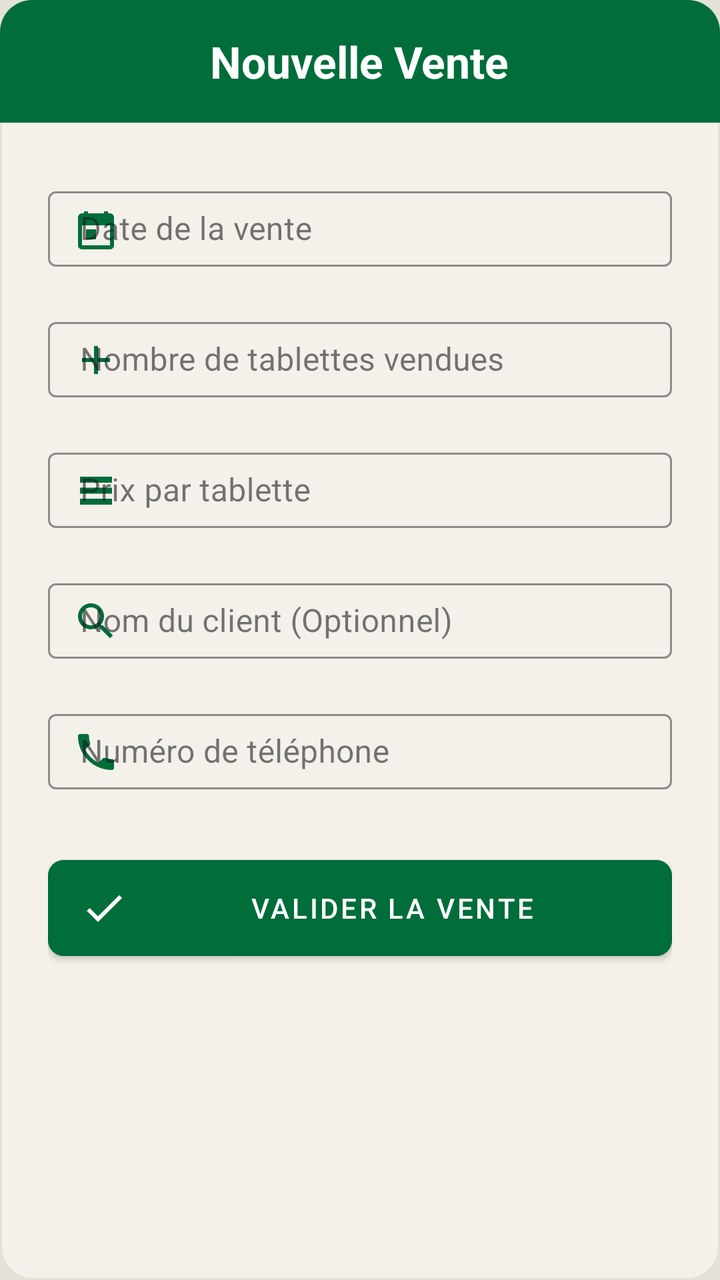
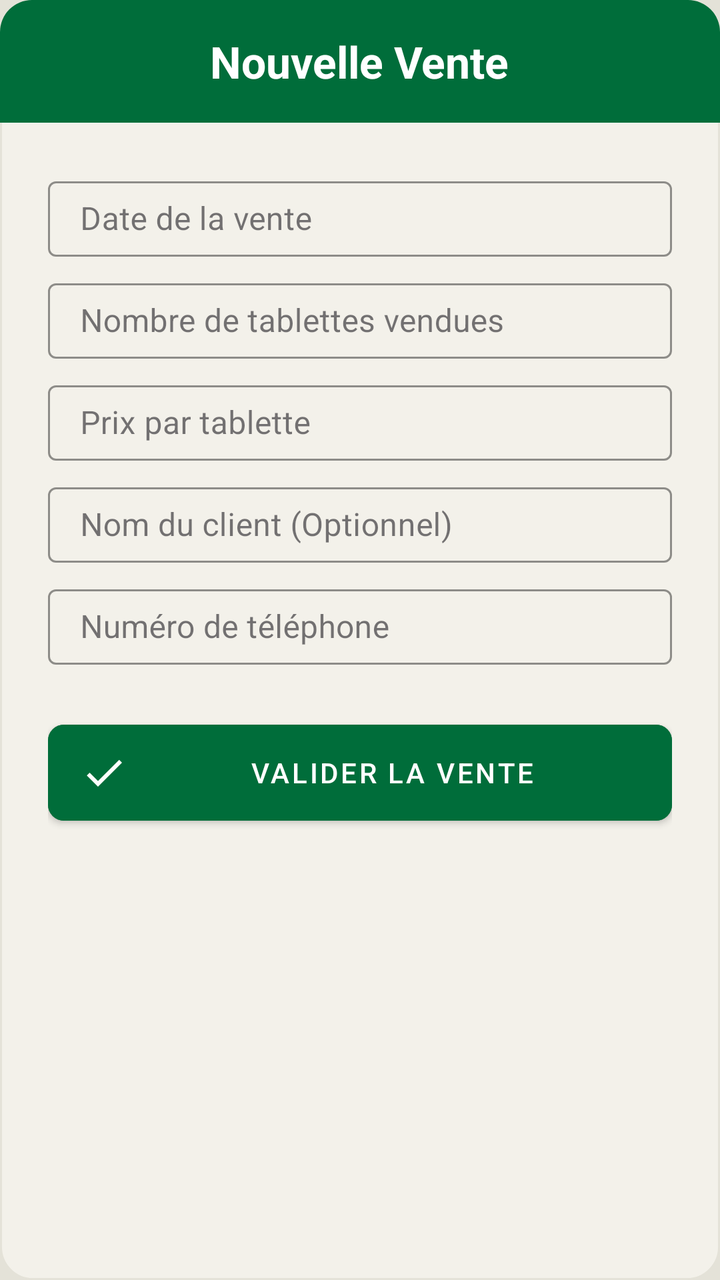

Compare the two renders of this Android layout. The source of the first and the diff that turns it into the second are given below.
<!-- AndroidManifest.xml: application theme Theme.Poulailler_copilot -->
<!-- res/layout/dialog_add_sale.xml -->
<?xml version="1.0" encoding="utf-8"?>
<LinearLayout xmlns:android="http://schemas.android.com/apk/res/android"
    xmlns:app="http://schemas.android.com/apk/res-auto"
    android:layout_width="match_parent"
    android:layout_height="wrap_content"
    android:orientation="vertical"
    android:background="@drawable/bg_dialog_dark">

    <LinearLayout
        android:layout_width="match_parent"
        android:layout_height="wrap_content"
        android:background="@drawable/bg_dialog_header"
        android:padding="16dp"
        android:gravity="center">
        <TextView
            android:layout_width="wrap_content"
            android:layout_height="wrap_content"
            android:text="Nouvelle Vente"
            android:textColor="@color/white"
            android:textSize="22sp"
            android:textStyle="bold"/>
    </LinearLayout>

    <LinearLayout
        android:layout_width="match_parent"
        android:layout_height="wrap_content"
        android:orientation="vertical"
        android:padding="24dp">

        <com.google.android.material.textfield.TextInputLayout
            android:layout_width="match_parent"
            android:layout_height="wrap_content"
            android:hint="Date de la vente"
            style="@style/Widget.MaterialComponents.TextInputLayout.OutlinedBox.Dense"
            android:layout_marginBottom="12dp"
            app:hintTextColor="@color/text_secondary"
            app:boxStrokeColor="@color/primary"
            app:startIconDrawable="@drawable/ic_calendar"
            app:startIconTint="@color/primary">
            <com.google.android.material.textfield.TextInputEditText
        style="@style/Widget.App.TextInputEditText"
                android:id="@+id/etSaleDate"
                android:layout_width="match_parent"
                android:layout_height="wrap_content"
                android:focusable="false"
                android:clickable="true"
                android:textColor="@color/text_primary" />
        </com.google.android.material.textfield.TextInputLayout>

        <com.google.android.material.textfield.TextInputLayout
            android:layout_width="match_parent"
            android:layout_height="wrap_content"
            android:hint="Nombre de tablettes vendues"
            style="@style/Widget.MaterialComponents.TextInputLayout.OutlinedBox.Dense"
            android:layout_marginBottom="12dp"
            app:hintTextColor="@color/text_secondary"
            app:boxStrokeColor="@color/primary"
            app:startIconDrawable="@drawable/ic_add"
            app:startIconTint="@color/primary">
            <com.google.android.material.textfield.TextInputEditText
        style="@style/Widget.App.TextInputEditText"
                android:id="@+id/etQuantity"
                android:layout_width="match_parent"
                android:layout_height="wrap_content"
                android:inputType="number"
                android:textColor="@color/text_primary" />
        </com.google.android.material.textfield.TextInputLayout>

        <com.google.android.material.textfield.TextInputLayout
            android:id="@+id/tilUnitPrice"
            android:layout_width="match_parent"
            android:layout_height="wrap_content"
            android:hint="Prix par tablette"
            style="@style/Widget.MaterialComponents.TextInputLayout.OutlinedBox.Dense"
            android:layout_marginBottom="12dp"
            app:hintTextColor="@color/text_secondary"
            app:boxStrokeColor="@color/primary"
            app:startIconDrawable="@drawable/ic_batches"
            app:startIconTint="@color/primary">
            <com.google.android.material.textfield.TextInputEditText
        style="@style/Widget.App.TextInputEditText"
                android:id="@+id/etUnitPrice"
                android:layout_width="match_parent"
                android:layout_height="wrap_content"
                android:inputType="numberDecimal"
                android:textColor="@color/text_primary" />
        </com.google.android.material.textfield.TextInputLayout>

        <com.google.android.material.textfield.TextInputLayout
            android:layout_width="match_parent"
            android:layout_height="wrap_content"
            android:hint="Nom du client (Optionnel)"
            style="@style/Widget.MaterialComponents.TextInputLayout.OutlinedBox.Dense"
            android:layout_marginBottom="12dp"
            app:hintTextColor="@color/text_secondary"
            app:boxStrokeColor="@color/primary"
            app:startIconDrawable="@drawable/ic_search"
            app:startIconTint="@color/primary">
            <com.google.android.material.textfield.TextInputEditText
        style="@style/Widget.App.TextInputEditText"
                android:id="@+id/etBuyer"
                android:layout_width="match_parent"
                android:layout_height="wrap_content"
                android:inputType="textPersonName"
                android:textColor="@color/text_primary" />
        </com.google.android.material.textfield.TextInputLayout>

        <com.google.android.material.textfield.TextInputLayout
            android:layout_width="match_parent"
            android:layout_height="wrap_content"
            android:hint="Numéro de téléphone"
            style="@style/Widget.MaterialComponents.TextInputLayout.OutlinedBox.Dense"
            android:layout_marginBottom="24dp"
            app:hintTextColor="@color/text_secondary"
            app:boxStrokeColor="@color/primary"
            app:startIconDrawable="@drawable/ic_phone"
            app:startIconTint="@color/primary">
            <com.google.android.material.textfield.TextInputEditText
        style="@style/Widget.App.TextInputEditText"
                android:id="@+id/etPhoneNumber"
                android:layout_width="match_parent"
                android:layout_height="wrap_content"
                android:inputType="phone"
                android:textColor="@color/text_primary" />
        </com.google.android.material.textfield.TextInputLayout>

        <com.google.android.material.button.MaterialButton
            android:id="@+id/btnSaveSale"
            android:layout_width="match_parent"
            android:layout_height="60dp"
            android:text="VALIDER LA VENTE"
            android:backgroundTint="@color/primary"
            android:textColor="@color/white"
            app:cornerRadius="8dp"
            app:icon="@drawable/ic_check"
            app:iconTint="@color/white"/>
    </LinearLayout>
</LinearLayout>
<!-- resources referenced by this layout -->
<resources>
  <color name="primary">#006D3A</color>
  <color name="text_primary">#1C1B1F</color>
  <color name="text_secondary">#49454F</color>
  <color name="white">#FFFFFFFF</color>
  <!-- drawable bg_dialog_header (drawable) -->
  <?xml version="1.0" encoding="utf-8"?>
  <shape xmlns:android="http://schemas.android.com/apk/res/android">
      <solid android:color="@color/primary" />
      <corners
          android:topLeftRadius="16dp"
          android:topRightRadius="16dp" />
  </shape>
  <!-- drawable ic_add (drawable) -->
  <vector xmlns:android="http://schemas.android.com/apk/res/android"
      android:width="24dp"
      android:height="24dp"
      android:viewportWidth="24"
      android:viewportHeight="24">
      <path
          android:fillColor="#000000"
          android:pathData="M19,13h-6v6h-2v-6H5v-2h6V5h2v6h6z"/>
  </vector>
  <!-- drawable ic_batches (drawable) -->
  <vector xmlns:android="http://schemas.android.com/apk/res/android"
      android:width="24dp"
      android:height="24dp"
      android:viewportWidth="24"
      android:viewportHeight="24">
      <path
          android:fillColor="#000000"
          android:pathData="M4,5h16v3H4z M4,10.5h16v3H4z M4,16h16v3H4z"/>
  </vector>
  <!-- drawable ic_calendar (drawable) -->
  <vector xmlns:android="http://schemas.android.com/apk/res/android"
      android:width="24dp"
      android:height="24dp"
      android:viewportWidth="24"
      android:viewportHeight="24">
      <path
          android:fillColor="#000000"
          android:pathData="M19,4h-1V3h-2v1H8V3H6v1H5C3.89,4 3.01,4.9 3.01,6L3,20c0,1.1 0.89,2 2,2h14c1.1,0 2,-0.9 2,-2V6C21,4.9 20.1,4 19,4z M19,20H5V10h14V20z M7,12h5v5H7z"/>
  </vector>
  <!-- drawable ic_phone (drawable) -->
  <vector xmlns:android="http://schemas.android.com/apk/res/android"
      android:width="24dp"
      android:height="24dp"
      android:viewportWidth="24"
      android:viewportHeight="24">
      <path
          android:fillColor="#000000"
          android:pathData="M6.62,10.79c1.44,2.83 3.76,5.14 6.59,6.59l2.2,-2.2c0.27,-0.27 0.67,-0.36 1.02,-0.24 1.12,0.37 2.33,0.57 3.57,0.57 0.55,0 1,0.45 1,1V20c0,0.55 -0.45,1 -1,1 -9.39,0 -17,-7.61 -17,-17 0,-0.55 0.45,-1 1,-1h3.5c0.55,0 1,0.45 1,1 0,1.25 0.2,2.45 0.57,3.57 0.11,0.35 0.03,0.74 -0.25,1.02z"/>
  </vector>
  <!-- drawable ic_search (drawable) -->
  <vector xmlns:android="http://schemas.android.com/apk/res/android"
      android:width="24dp"
      android:height="24dp"
      android:viewportWidth="24"
      android:viewportHeight="24">
      <path
          android:fillColor="#000000"
          android:pathData="M15.5,14h-0.79l-0.28,-0.27C15.41,12.59 16,11.11 16,9.5 16,5.91 13.09,3 9.5,3S3,5.91 3,9.5 5.91,16 9.5,16c1.61,0 3.09,-0.59 4.23,-1.57l0.27,0.28v0.79l5,4.99L20.49,19z M9.5,14C7.01,14 5,11.99 5,9.5S7.01,5 9.5,5 14,7.01 14,9.5 11.99,14 9.5,14z"/>
  </vector>
  <style name="Widget.App.TextInputEditText" parent="Widget.MaterialComponents.TextInputEditText.OutlinedBox.Dense">
          <item name="android:paddingTop">8dp</item>
          <item name="android:paddingBottom">8dp</item>
          <item name="android:minHeight">0dp</item>
      </style>
  <color name="surface">#F3F1EA</color>
  <color name="off_white">#E4E2D8</color>
  <color name="primary_variant">#004D22</color>
  <color name="secondary">#43A047</color>
  <color name="secondary_variant">#2E7D32</color>
  <color name="background">@color/off_white</color>
  <style name="Widget.App.CardView" parent="Widget.MaterialComponents.CardView">
          <item name="cardElevation">2dp</item>
          <item name="cardCornerRadius">16dp</item>
          <item name="cardBackgroundColor">@color/surface</item>
          <item name="strokeWidth">0dp</item>
      </style>
  <style name="ShapeAppearance.App.LargeComponent" parent="ShapeAppearance.MaterialComponents.LargeComponent">
          <item name="cornerFamily">rounded</item>
          <item name="cornerSize">16dp</item>
      </style>
  <style name="Widget.App.TextInputLayout" parent="Widget.MaterialComponents.TextInputLayout.OutlinedBox.Dense" />
  <!-- unchanged entries left out for length: 4 -->
</resources>

<!-- the commit's change to res/layout/dialog_add_sale.xml (unified diff, before → after) -->
@@ -32,11 +32,9 @@
             android:layout_height="wrap_content"
             android:hint="Date de la vente"
             style="@style/Widget.MaterialComponents.TextInputLayout.OutlinedBox.Dense"
-            android:layout_marginBottom="12dp"
+            android:layout_marginBottom="8dp"
             app:hintTextColor="@color/text_secondary"
-            app:boxStrokeColor="@color/primary"
-            app:startIconDrawable="@drawable/ic_calendar"
-            app:startIconTint="@color/primary">
+            app:boxStrokeColor="@color/primary">
             <com.google.android.material.textfield.TextInputEditText
         style="@style/Widget.App.TextInputEditText"
                 android:id="@+id/etSaleDate"
@@ -52,11 +50,9 @@
             android:layout_height="wrap_content"
             android:hint="Nombre de tablettes vendues"
             style="@style/Widget.MaterialComponents.TextInputLayout.OutlinedBox.Dense"
-            android:layout_marginBottom="12dp"
+            android:layout_marginBottom="8dp"
             app:hintTextColor="@color/text_secondary"
-            app:boxStrokeColor="@color/primary"
-            app:startIconDrawable="@drawable/ic_add"
-            app:startIconTint="@color/primary">
+            app:boxStrokeColor="@color/primary">
             <com.google.android.material.textfield.TextInputEditText
         style="@style/Widget.App.TextInputEditText"
                 android:id="@+id/etQuantity"
@@ -72,11 +68,9 @@
             android:layout_height="wrap_content"
             android:hint="Prix par tablette"
             style="@style/Widget.MaterialComponents.TextInputLayout.OutlinedBox.Dense"
-            android:layout_marginBottom="12dp"
+            android:layout_marginBottom="8dp"
             app:hintTextColor="@color/text_secondary"
-            app:boxStrokeColor="@color/primary"
-            app:startIconDrawable="@drawable/ic_batches"
-            app:startIconTint="@color/primary">
+            app:boxStrokeColor="@color/primary">
             <com.google.android.material.textfield.TextInputEditText
         style="@style/Widget.App.TextInputEditText"
                 android:id="@+id/etUnitPrice"
@@ -91,11 +85,9 @@
             android:layout_height="wrap_content"
             android:hint="Nom du client (Optionnel)"
             style="@style/Widget.MaterialComponents.TextInputLayout.OutlinedBox.Dense"
-            android:layout_marginBottom="12dp"
+            android:layout_marginBottom="8dp"
             app:hintTextColor="@color/text_secondary"
-            app:boxStrokeColor="@color/primary"
-            app:startIconDrawable="@drawable/ic_search"
-            app:startIconTint="@color/primary">
+            app:boxStrokeColor="@color/primary">
             <com.google.android.material.textfield.TextInputEditText
         style="@style/Widget.App.TextInputEditText"
                 android:id="@+id/etBuyer"
@@ -112,9 +104,7 @@
             style="@style/Widget.MaterialComponents.TextInputLayout.OutlinedBox.Dense"
             android:layout_marginBottom="24dp"
             app:hintTextColor="@color/text_secondary"
-            app:boxStrokeColor="@color/primary"
-            app:startIconDrawable="@drawable/ic_phone"
-            app:startIconTint="@color/primary">
+            app:boxStrokeColor="@color/primary">
             <com.google.android.material.textfield.TextInputEditText
         style="@style/Widget.App.TextInputEditText"
                 android:id="@+id/etPhoneNumber"
<!-- resource entries referenced after the edit -->
@@ -12,56 +12,6 @@
           android:topLeftRadius="16dp"
           android:topRightRadius="16dp" />
   </shape>
-  <!-- drawable ic_add (drawable) -->
-  <vector xmlns:android="http://schemas.android.com/apk/res/android"
-      android:width="24dp"
-      android:height="24dp"
-      android:viewportWidth="24"
-      android:viewportHeight="24">
-      <path
-          android:fillColor="#000000"
-          android:pathData="M19,13h-6v6h-2v-6H5v-2h6V5h2v6h6z"/>
-  </vector>
-  <!-- drawable ic_batches (drawable) -->
-  <vector xmlns:android="http://schemas.android.com/apk/res/android"
-      android:width="24dp"
-      android:height="24dp"
-      android:viewportWidth="24"
-      android:viewportHeight="24">
-      <path
-          android:fillColor="#000000"
-          android:pathData="M4,5h16v3H4z M4,10.5h16v3H4z M4,16h16v3H4z"/>
-  </vector>
-  <!-- drawable ic_calendar (drawable) -->
-  <vector xmlns:android="http://schemas.android.com/apk/res/android"
-      android:width="24dp"
-      android:height="24dp"
-      android:viewportWidth="24"
-      android:viewportHeight="24">
-      <path
-          android:fillColor="#000000"
-          android:pathData="M19,4h-1V3h-2v1H8V3H6v1H5C3.89,4 3.01,4.9 3.01,6L3,20c0,1.1 0.89,2 2,2h14c1.1,0 2,-0.9 2,-2V6C21,4.9 20.1,4 19,4z M19,20H5V10h14V20z M7,12h5v5H7z"/>
-  </vector>
-  <!-- drawable ic_phone (drawable) -->
-  <vector xmlns:android="http://schemas.android.com/apk/res/android"
-      android:width="24dp"
-      android:height="24dp"
-      android:viewportWidth="24"
-      android:viewportHeight="24">
-      <path
-          android:fillColor="#000000"
-          android:pathData="M6.62,10.79c1.44,2.83 3.76,5.14 6.59,6.59l2.2,-2.2c0.27,-0.27 0.67,-0.36 1.02,-0.24 1.12,0.37 2.33,0.57 3.57,0.57 0.55,0 1,0.45 1,1V20c0,0.55 -0.45,1 -1,1 -9.39,0 -17,-7.61 -17,-17 0,-0.55 0.45,-1 1,-1h3.5c0.55,0 1,0.45 1,1 0,1.25 0.2,2.45 0.57,3.57 0.11,0.35 0.03,0.74 -0.25,1.02z"/>
-  </vector>
-  <!-- drawable ic_search (drawable) -->
-  <vector xmlns:android="http://schemas.android.com/apk/res/android"
-      android:width="24dp"
-      android:height="24dp"
-      android:viewportWidth="24"
-      android:viewportHeight="24">
-      <path
-          android:fillColor="#000000"
-          android:pathData="M15.5,14h-0.79l-0.28,-0.27C15.41,12.59 16,11.11 16,9.5 16,5.91 13.09,3 9.5,3S3,5.91 3,9.5 5.91,16 9.5,16c1.61,0 3.09,-0.59 4.23,-1.57l0.27,0.28v0.79l5,4.99L20.49,19z M9.5,14C7.01,14 5,11.99 5,9.5S7.01,5 9.5,5 14,7.01 14,9.5 11.99,14 9.5,14z"/>
-  </vector>
   <style name="Widget.App.TextInputEditText" parent="Widget.MaterialComponents.TextInputEditText.OutlinedBox.Dense">
           <item name="android:paddingTop">8dp</item>
           <item name="android:paddingBottom">8dp</item>
